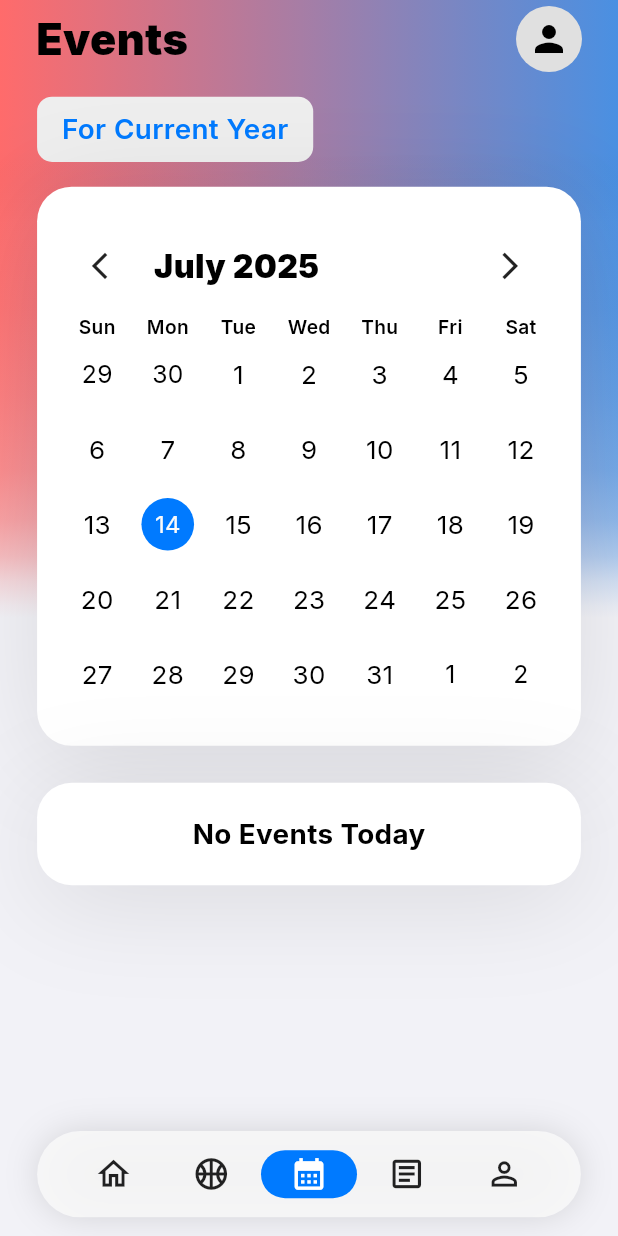
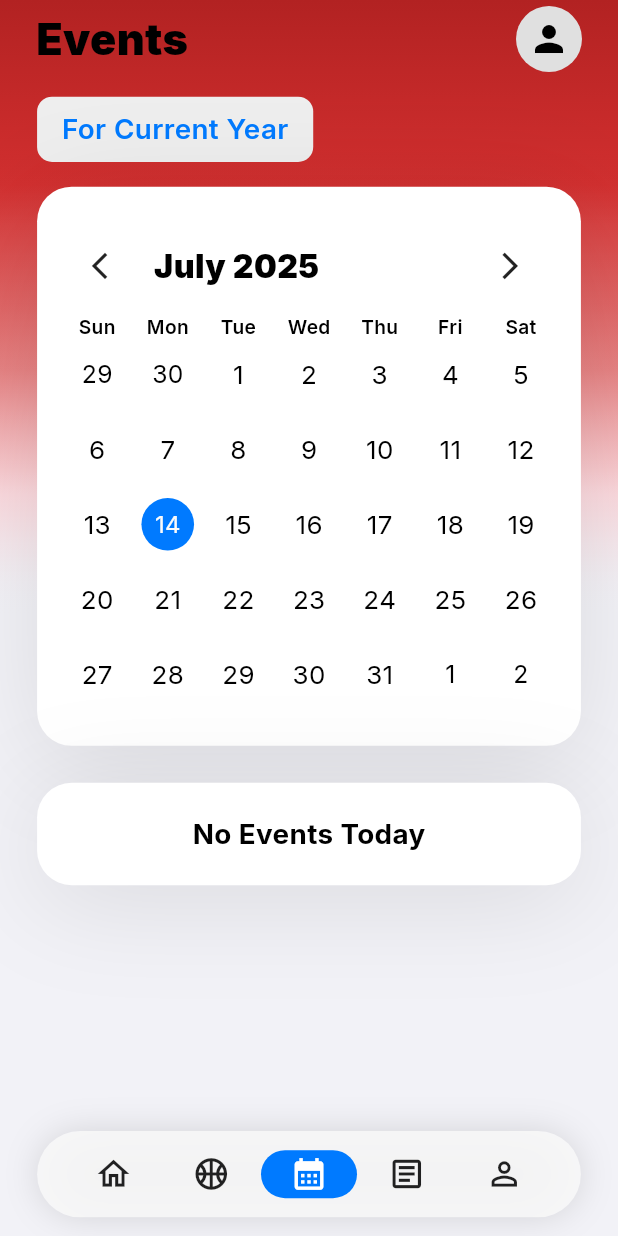
Before and after one commit to NCP-Stampede/northside-app, a Flutter app: the screen it shows after launch, item 3 of the bottom bar chosen, on a phone screen of 412 x 824 dp. Run offline on Flutter 3.47's test engine with Material 3 defaults, Android fonts, the phone set to English and light mode, and no system bars; drawn by our look-alikes of table_calendar; our stand-ins replace figma_squircle, get, google_fonts, logger, sizer, sticky_headers and 1 more; network calls fail.

Commit message:
backgrounds for events and bulletin oage

```diff
--- a/northside_app/lib/presentation/placeholder_pages/events_page.dart
+++ b/northside_app/lib/presentation/placeholder_pages/events_page.dart
@@ -105,12 +105,16 @@ class _EventsPageState extends State<EventsPage> {
             decoration: const BoxDecoration(
               gradient: LinearGradient(
                 colors: [
-                  Color(0xFFFF6B6B), // Red
-                  Color(0xFF4A90E2), // True blue (less green)
+                  Color(0xFFB22222), // Dark red
+                  Color(0xFFD32F2F), // Red
+                  Color(0xFFE57373), // Light red
+                  Color(0xFFFFCDD2), // Very light red
+                  Color(0xFFF2F2F7), // Transition to background
+                  Color(0xFFF2F2F7), // Background
                 ],
-                stops: [0.0, 1.0],
-                begin: Alignment.centerLeft,
-                end: Alignment.centerRight,
+                stops: [0.0, 0.15, 0.3, 0.4, 0.5, 1.0],
+                begin: Alignment.topCenter,
+                end: Alignment.bottomCenter,
               ),
             ),
           ),
```
Also changed, not shown: northside_app/lib/presentation/placeholder_pages/bulletin_page.dart (+18 -1 lines).
